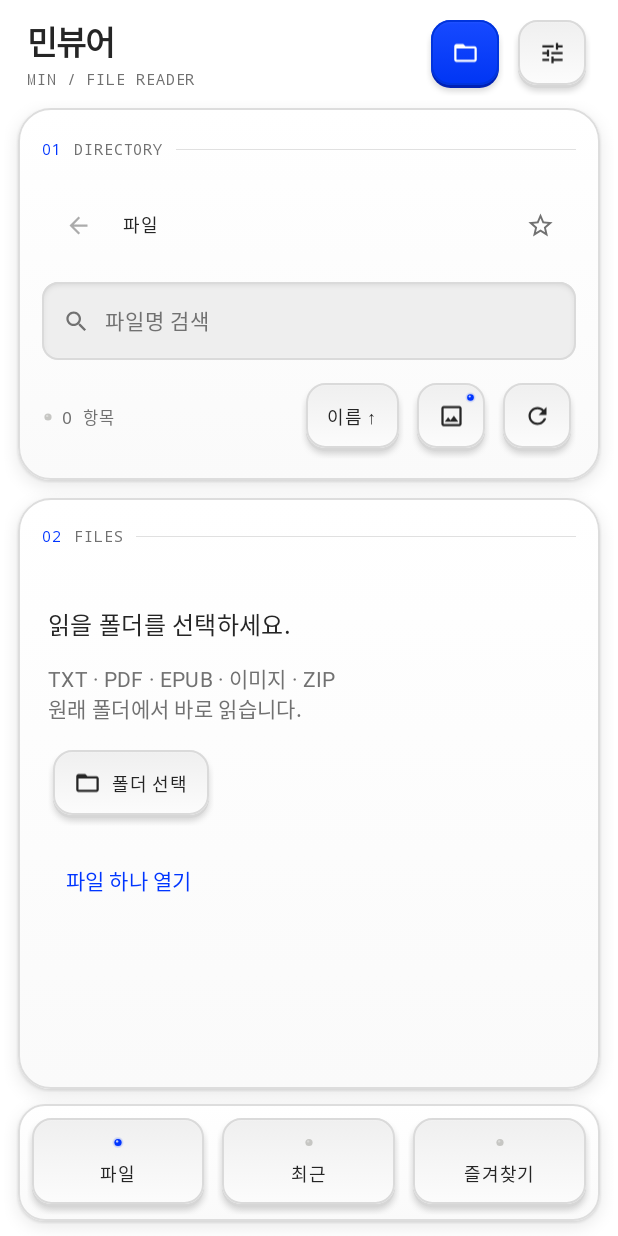
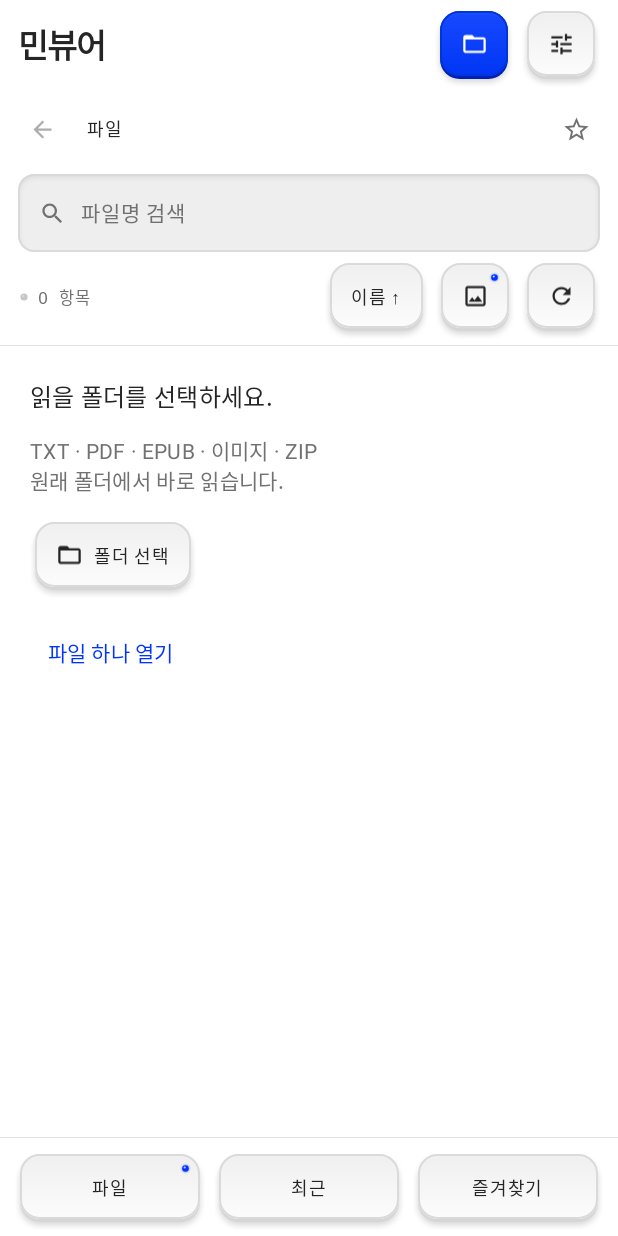
Before and after one commit to andongmin94/goyo-reader, an Android app built with Jetpack Compose: the screen it shows after launch (MainActivity), on a phone screen of 412 x 824 dp. Run offline under Robolectric (Android 15) with nearby library versions, the phone set to English and light mode, and no system bars; libraries missing offline, so code that uses them is left out: org.readium.r2.

Commit message:
ui: dock browser controls and reclaim file-list space (0.3.3)
Keep SPEC-style keys and LEDs without floating browser panels. Full-width list, compact attached header/navigation and unchanged reader engines.

Verified by Android CI 43832998404: 69 JVM/Robolectric and 8 API 35 emulator tests pass; app/test APK builds and Lint pass (0 errors, 26 warnings). Actual light/dark and 320dp renders reviewed. Debug APK only; production signing remains unresolved.

```diff
--- a/app/build.gradle.kts
+++ b/app/build.gradle.kts
@@ -12,8 +12,8 @@ android {
         applicationId = "kr.goyo.reader"
         minSdk = 26
         targetSdk = 37
-        versionCode = 8
-        versionName = "0.3.2"
+        versionCode = 9
+        versionName = "0.3.3"
         testInstrumentationRunner = "androidx.test.runner.AndroidJUnitRunner"
     }
     buildFeatures { compose = true }
--- a/app/src/main/java/kr/goyo/reader/ui/HomeScreen.kt
+++ b/app/src/main/java/kr/goyo/reader/ui/HomeScreen.kt
@@ -24,6 +24,7 @@ import androidx.compose.ui.Modifier
 import androidx.compose.ui.draw.clip
 import androidx.compose.ui.graphics.asImageBitmap
 import androidx.compose.ui.layout.ContentScale
+import androidx.compose.ui.platform.testTag
 import androidx.compose.ui.text.font.FontFamily
 import androidx.compose.ui.text.font.FontWeight
 import androidx.compose.ui.text.style.TextOverflow
@@ -71,30 +72,36 @@ fun HomeScreen(
     BackHandler(tab != "files" || query.isNotEmpty() || browser.path.isNotEmpty()) {
         when { tab != "files" -> tab = "files"; query.isNotEmpty() -> query = ""; else -> onUp() }
     }
-    Scaffold(containerColor = colors.background, topBar = {
-        Row(Modifier.fillMaxWidth().statusBarsPadding().padding(horizontal = 18.dp, vertical = 10.dp),
+    // One continuous device face. Relief belongs to controls, not to floating screen frames.
+    Scaffold(modifier = Modifier.testTag("browser-screen"), containerColor = colors.surface, topBar = {
+        Surface(color = colors.surface) {
+            Row(Modifier.fillMaxWidth().statusBarsPadding()
+                .windowInsetsPadding(WindowInsets.safeDrawing.only(WindowInsetsSides.Horizontal))
+                .padding(horizontal = 12.dp, vertical = 4.dp),
                 verticalAlignment = Alignment.CenterVertically, horizontalArrangement = Arrangement.spacedBy(6.dp)) {
-            Column(Modifier.weight(1f), verticalArrangement = Arrangement.spacedBy(2.dp)) {
-                Text("민뷰어", fontSize = 22.sp, lineHeight = 28.sp, fontWeight = FontWeight.SemiBold, letterSpacing = (-0.6).sp)
-                HardwareLegend("MIN / FILE READER")
-            }
+                Text("민뷰어", Modifier.weight(1f), fontSize = 22.sp, lineHeight = 28.sp,
+                    fontWeight = FontWeight.SemiBold, letterSpacing = (-0.6).sp)
                 HardwareKey(Icons.Outlined.FolderOpen, "폴더 선택", { tab = "files"; onFolder() }, primary = true)
                 HardwareKey(Icons.Outlined.Tune, "독서 설정", onSettings)
             }
+        }
     }, bottomBar = {
-        Box(Modifier.fillMaxWidth().navigationBarsPadding().padding(horizontal = 12.dp, vertical = 10.dp)) {
-            Row(Modifier.fillMaxWidth().hardwarePanel(18.dp).padding(6.dp), horizontalArrangement = Arrangement.spacedBy(5.dp)) {
+        Surface(color = colors.surface) {
+            Column(Modifier.fillMaxWidth().testTag("browser-navigation").navigationBarsPadding()
+                .windowInsetsPadding(WindowInsets.safeDrawing.only(WindowInsetsSides.Horizontal))) {
+                HardwareRule()
+                Row(Modifier.fillMaxWidth().padding(horizontal = 10.dp, vertical = 6.dp),
+                    horizontalArrangement = Arrangement.spacedBy(6.dp)) {
                     listOf("files" to "파일", "recent" to "최근", "favorites" to "즐겨찾기").forEach { (value, label) ->
-                    HardwareKey(null, label, { tab = value }, Modifier.weight(1f), active = tab == value, showLabel = true, stacked = true)
+                        HardwareKey(null, label, { tab = value }, Modifier.weight(1f), active = tab == value, showLabel = true)
+                    }
                 }
             }
         }
     }) { padding ->
-        Column(Modifier.fillMaxSize().padding(padding), verticalArrangement = Arrangement.spacedBy(12.dp)) {
-            HardwarePanel("01", when (tab) { "files" -> "DIRECTORY"; "recent" -> "RECENT FILES"; else -> "FAVORITES" },
-                Modifier.padding(horizontal = 12.dp).fillMaxWidth()) {
+        Column(Modifier.fillMaxSize().padding(padding)) {
             if (tab == "files") {
-                    Row(Modifier.fillMaxWidth(), verticalAlignment = Alignment.CenterVertically) {
+                Row(Modifier.fillMaxWidth().padding(horizontal = 4.dp), verticalAlignment = Alignment.CenterVertically) {
                     IconButton(onUp, enabled = browser.path.isNotEmpty()) { Icon(Icons.AutoMirrored.Outlined.ArrowBack, "상위 폴더", Modifier.size(18.dp)) }
                     Row(Modifier.weight(1f).horizontalScroll(pathScroll), verticalAlignment = Alignment.CenterVertically) {
                         Text("파일", Modifier.clickable { onNavigate(emptyList()) }.padding(horizontal = 6.dp, vertical = 14.dp), fontSize = 12.sp)
@@ -109,10 +116,13 @@ fun HomeScreen(
                             if (favorite) "즐겨찾기 해제" else "즐겨찾기 추가", Modifier.size(19.dp), tint = if (favorite) colors.primary else colors.onSurfaceVariant)
                     }
                 }
-                } else Text(if (tab == "recent") "최근 읽은 파일" else "즐겨찾는 폴더", style = MaterialTheme.typography.titleMedium)
+            } else Text(if (tab == "recent") "최근 읽은 파일" else "즐겨찾는 폴더",
+                Modifier.padding(horizontal = 16.dp, vertical = 12.dp), style = MaterialTheme.typography.titleMedium)
+            Box(Modifier.padding(horizontal = 12.dp, vertical = 4.dp)) {
                 HardwareSearchField(query, { query = it }, Icons.Outlined.Search, Icons.Outlined.Close)
-                if (tab == "files") Row(Modifier.fillMaxWidth(), verticalAlignment = Alignment.CenterVertically,
-                    horizontalArrangement = Arrangement.spacedBy(5.dp)) {
+            }
+            if (tab == "files") Row(Modifier.fillMaxWidth().padding(horizontal = 12.dp).padding(bottom = 6.dp),
+                verticalAlignment = Alignment.CenterVertically, horizontalArrangement = Arrangement.spacedBy(5.dp)) {
                 Row(Modifier.weight(1f), verticalAlignment = Alignment.CenterVertically, horizontalArrangement = Arrangement.spacedBy(5.dp)) {
                     HardwareLed(!browser.loading && browser.error == null && browser.path.isNotEmpty(), Modifier.size(8.dp))
                     Text("${visible.size} 항목", fontSize = 11.sp, fontFamily = FontFamily.Monospace, color = colors.onSurfaceVariant)
@@ -131,15 +141,14 @@ fun HomeScreen(
                     if (previews) "썸네일 끄기" else "썸네일 켜기", { previews = !previews }, active = previews)
                 HardwareKey(Icons.Outlined.Refresh, "새로고침", onRefresh, enabled = !browser.loading)
             }
-            }
-            Column(Modifier.weight(1f).padding(horizontal = 12.dp).fillMaxWidth().hardwarePanel()) {
-                HardwareCaption("02", if (tab == "favorites") "FOLDERS" else "FILES", Modifier.padding(horizontal = 16.dp, vertical = 14.dp))
+            HardwareRule()
+            Column(Modifier.weight(1f).fillMaxWidth()) {
                 // Do not consume the saved position against an incomplete loading list.
-                if (tab == "files" && browser.loading) LinearProgressIndicator(Modifier.fillMaxWidth().padding(horizontal = 16.dp))
+                if (tab == "files" && browser.loading) LinearProgressIndicator(Modifier.fillMaxWidth())
                 else lists.SaveableStateProvider("$tab:$pathKey") {
                     val scroll = rememberLazyListState()
-                    LazyColumn(Modifier.weight(1f).fillMaxWidth().clip(RoundedCornerShape(bottomStart = 22.dp, bottomEnd = 22.dp)),
-                        state = scroll, contentPadding = PaddingValues(bottom = 12.dp)) {
+                    LazyColumn(Modifier.fillMaxSize().testTag("browser-file-list"), state = scroll,
+                        contentPadding = PaddingValues(bottom = 8.dp)) {
                         when (tab) {
                             "files" -> when {
                                 browser.error != null -> item {
@@ -158,7 +167,8 @@ fun HomeScreen(
                                 }
                                 else -> {
                                     if (browser.entries.any { it.image }) item {
-                                        Row(Modifier.fillMaxWidth().clickable(onClick = onReadImages).padding(horizontal = 16.dp, vertical = 13.dp),
+                                        Row(Modifier.fillMaxWidth().heightIn(min = 48.dp).clickable(onClick = onReadImages)
+                                            .padding(horizontal = 16.dp, vertical = 10.dp),
                                             verticalAlignment = Alignment.CenterVertically, horizontalArrangement = Arrangement.spacedBy(9.dp)) {
                                             Icon(Icons.Outlined.Collections, null, Modifier.size(17.dp), tint = colors.primary)
                                             Text("이 폴더 이미지 연속 읽기", color = colors.primary, fontSize = 12.sp)
@@ -220,7 +230,7 @@ private fun FileRow(entry: FileEntry, previews: Boolean, load: suspend (FileEntr
     val date = remember(entry.modified) { if (entry.modified == 0L) "" else SimpleDateFormat("yyyy.MM.dd", Locale.ROOT).format(Date(entry.modified)) }
     val colors = MaterialTheme.colorScheme
     Row(Modifier.fillMaxWidth().clickable { if (entry.directory || entry.kind != null) open() else info() }
-        .padding(start = 16.dp, end = 4.dp, top = 9.dp, bottom = 9.dp), verticalAlignment = Alignment.CenterVertically) {
+        .padding(start = 16.dp, end = 4.dp, top = 6.dp, bottom = 6.dp), verticalAlignment = Alignment.CenterVertically) {
         Box(Modifier.size(34.dp, 42.dp), contentAlignment = Alignment.Center) {
             val bitmap = preview
             if (bitmap != null) Image(bitmap.asImageBitmap(), "${entry.name} 미리보기", Modifier.fillMaxSize().hardwareWell(5.dp).padding(2.dp).clip(RoundedCornerShape(3.dp)), contentScale = ContentScale.Fit)
```
Also changed, not shown: 2 other files. Lines whose indentation alone changed are shown as unchanged.
